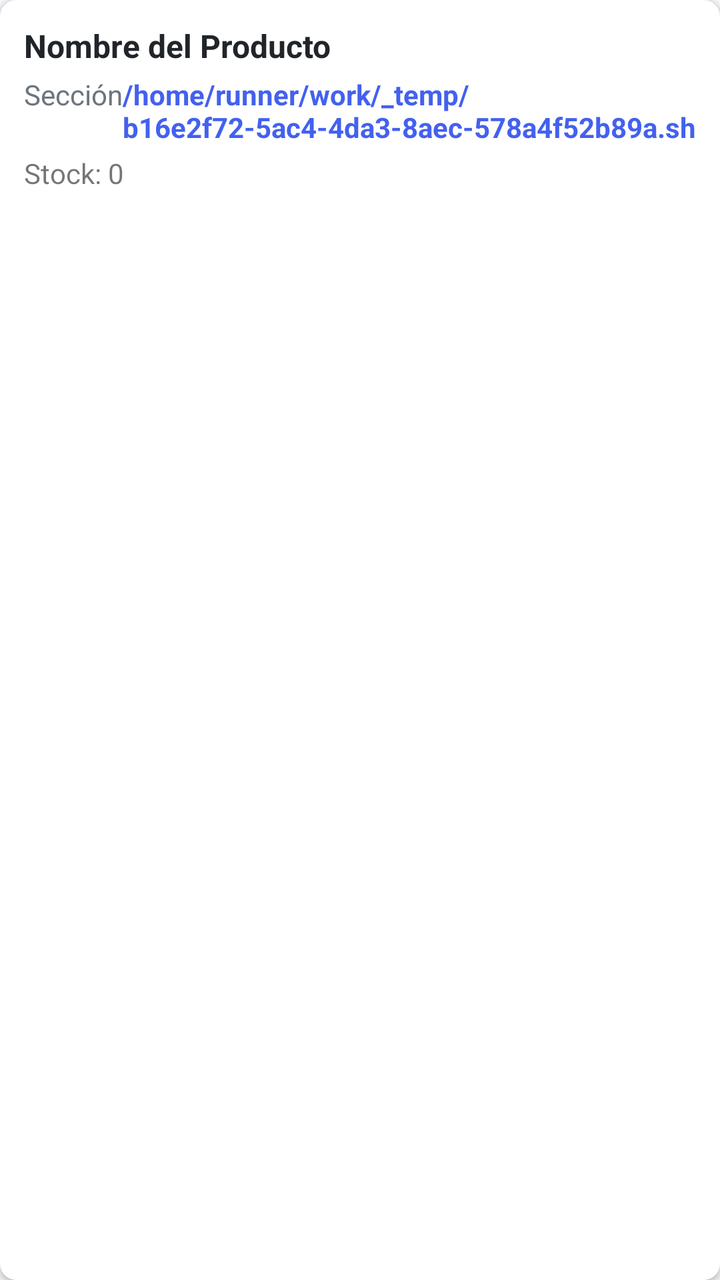
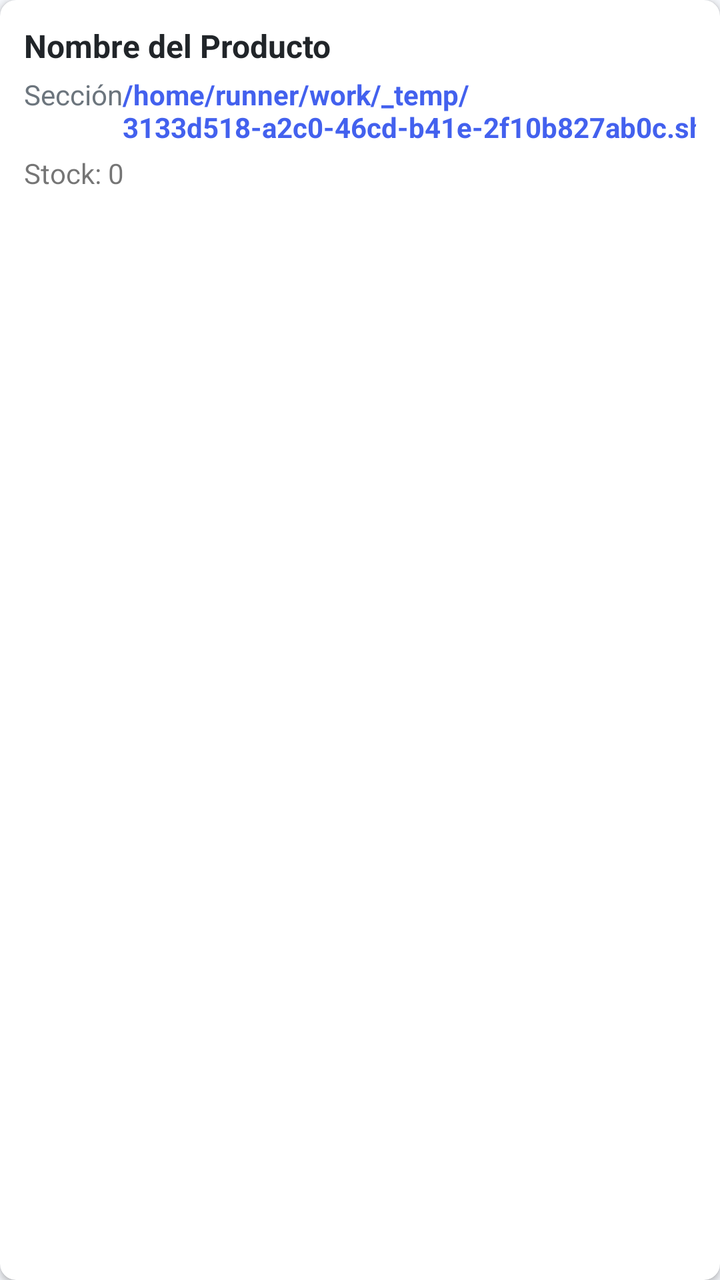

Screens rendered from an Android XML layout before and after an edit, with the pre-edit source and the edit as a unified diff.
<!-- AndroidManifest.xml: application theme Theme.OmniVentas -->
<!-- res/layout/item_producto.xml -->
<?xml version="1.0" encoding="utf-8"?>
<androidx.cardview.widget.CardView xmlns:android="http://schemas.android.com/apk/res/android"
    xmlns:app="http://schemas.android.com/apk/res-auto"
    android:layout_width="match_parent"
    android:layout_height="wrap_content"
    android:layout_marginBottom="8dp"
    app:cardCornerRadius="8dp"
    app:cardElevation="2dp">
    <LinearLayout
        android:layout_width="match_parent"
        android:layout_height="wrap_content"
        android:orientation="vertical"
        android:padding="12dp">
        <TextView
            android:id="@+id/tv_nombre"
            android:layout_width="match_parent"
            android:layout_height="wrap_content"
            android:text="Nombre del Producto"
            android:textSize="16sp"
            android:textStyle="bold"
            android:textColor="@color/dark" />
        <LinearLayout
            android:layout_width="match_parent"
            android:layout_height="wrap_content"
            android:orientation="horizontal"
            android:layout_marginTop="4dp">
            <TextView
                android:id="@+id/tv_seccion"
                android:layout_width="0dp"
                android:layout_height="wrap_content"
                android:layout_weight="1"
                android:text="Sección"
                android:textSize="14sp"
                android:textColor="@color/gray" />
            <TextView
                android:id="@+id/tv_precio"
                android:layout_width="wrap_content"
                android:layout_height="wrap_content"
                android:text="/home/runner/work/_temp/b16e2f72-5ac4-4da3-8aec-578a4f52b89a.sh.00"
                android:textSize="14sp"
                android:textColor="@color/primary"
                android:textStyle="bold" />
        </LinearLayout>
        <TextView
            android:id="@+id/tv_stock"
            android:layout_width="wrap_content"
            android:layout_height="wrap_content"
            android:text="Stock: 0"
            android:textSize="14sp"
            android:layout_marginTop="4dp" />
    </LinearLayout>
</androidx.cardview.widget.CardView>
<!-- resources referenced by this layout -->
<resources>
  <color name="dark">#212529</color>
  <color name="gray">#6C757D</color>
  <color name="primary">#4361EE</color>
  <style name="Theme.OmniVentas" parent="Theme.MaterialComponents.DayNight.NoActionBar">
          <item name="colorPrimary">@color/primary</item>
          <item name="colorPrimaryVariant">@color/primary_dark</item>
          <item name="colorOnPrimary">@color/white</item>
          <item name="colorSecondary">@color/secondary</item>
          <item name="colorOnSecondary">@color/white</item>
          <item name="android:statusBarColor">@color/primary</item>
          <item name="android:windowBackground">@color/light_gray</item>
      </style>
  <color name="primary_dark">#3A56D4</color>
  <color name="white">#FFFFFF</color>
  <color name="secondary">#3F37C9</color>
  <color name="light_gray">#F5F7FB</color>
</resources>

<!-- the commit's change to res/layout/item_producto.xml (unified diff, before → after) -->
@@ -36,7 +36,7 @@
                 android:id="@+id/tv_precio"
                 android:layout_width="wrap_content"
                 android:layout_height="wrap_content"
-                android:text="/home/runner/work/_temp/b16e2f72-5ac4-4da3-8aec-578a4f52b89a.sh.00"
+                android:text="/home/runner/work/_temp/3133d518-a2c0-46cd-b41e-2f10b827ab0c.sh.00"
                 android:textSize="14sp"
                 android:textColor="@color/primary"
                 android:textStyle="bold" />
